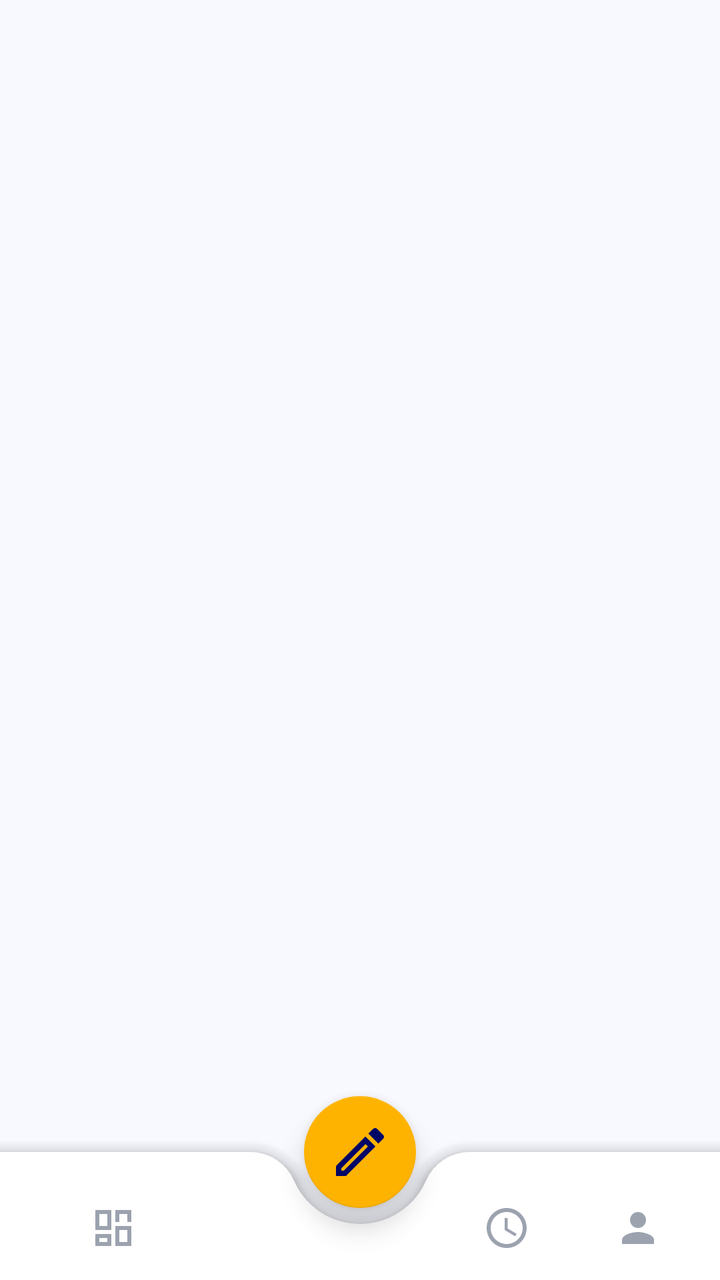
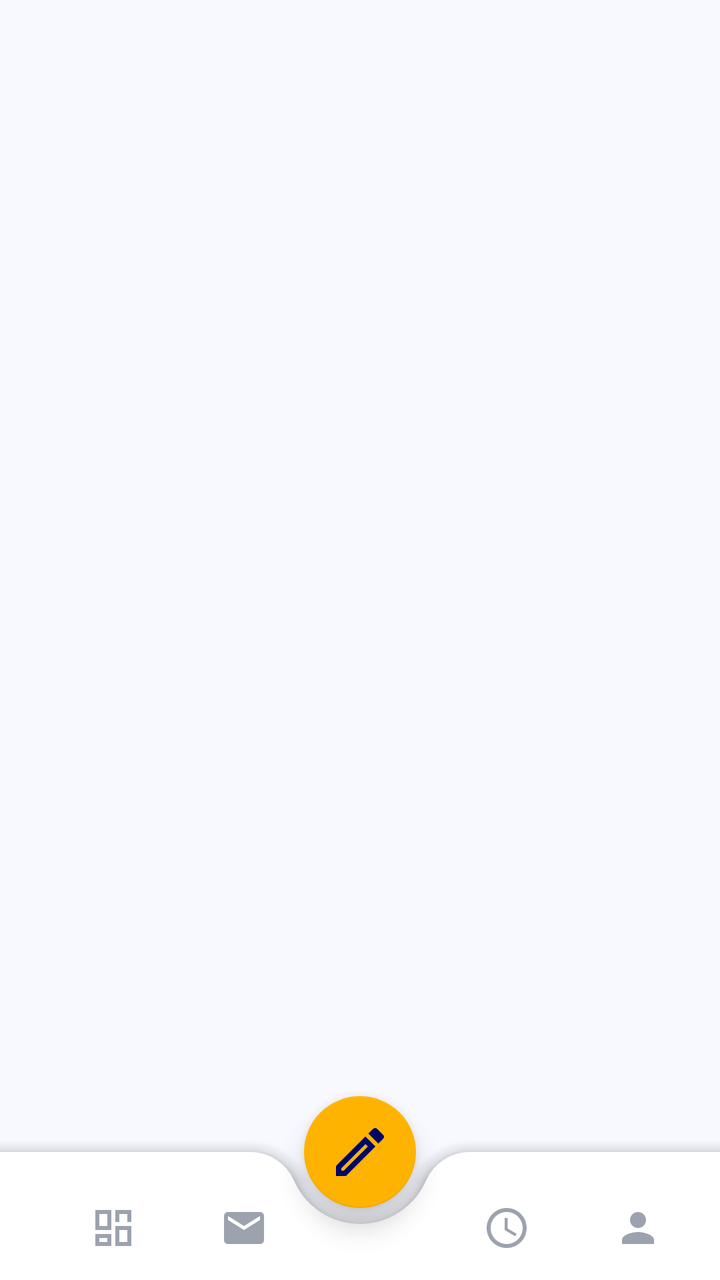

Screens rendered from an Android XML layout before and after an edit, with the pre-edit source and the edit as a unified diff.
<!-- AndroidManifest.xml: application theme Theme.JavaTraining -->
<!-- res/layout/activity_main.xml -->
<?xml version="1.0" encoding="utf-8"?>
<androidx.coordinatorlayout.widget.CoordinatorLayout xmlns:android="http://schemas.android.com/apk/res/android"
    xmlns:app="http://schemas.android.com/apk/res-auto"
    android:layout_width="match_parent"
    android:layout_height="match_parent"
    android:background="@color/ent_background">

    <FrameLayout
        android:id="@+id/fragment_container"
        android:layout_width="match_parent"
        android:layout_height="match_parent" />

    <com.google.android.material.bottomappbar.BottomAppBar
        android:id="@+id/bottomAppBar"
        android:layout_width="match_parent"
        android:layout_height="64dp"
        android:layout_gravity="bottom"
        app:backgroundTint="@color/ent_surface"
        app:fabCradleMargin="8dp"
        app:fabCradleRoundedCornerRadius="24dp"
        app:fabCradleVerticalOffset="0dp"
        app:elevation="12dp">

        <LinearLayout
            android:layout_width="match_parent"
            android:layout_height="match_parent"
            android:orientation="horizontal"
            android:paddingHorizontal="8dp"
            android:paddingTop="12dp"
            android:gravity="center_vertical">

            
            <RelativeLayout
                android:id="@+id/navDashboard"
                android:layout_width="0dp"
                android:layout_height="match_parent"
                android:layout_weight="1"
                android:clickable="true"
                android:focusable="true"
                android:background="?attr/selectableItemBackgroundBorderless">
                <ImageView
                    android:id="@+id/iconDashboard"
                    android:layout_width="24dp"
                    android:layout_height="24dp"
                    android:layout_centerInParent="true"
                    android:src="@drawable/ic_nav_dashboard" />
                <View
                    android:id="@+id/dotDashboard"
                    android:layout_width="4dp"
                    android:layout_height="4dp"
                    android:layout_below="@id/iconDashboard"
                    android:layout_centerHorizontal="true"
                    android:layout_marginTop="4dp"
                    android:background="@drawable/bg_nav_dot"
                    android:visibility="invisible" />
            </RelativeLayout>

            
            <RelativeLayout
                android:id="@+id/navQuickIzin"
                android:layout_width="0dp"
                android:layout_height="match_parent"
                android:layout_weight="1"
                android:clickable="true"
                android:focusable="true"
                android:background="?attr/selectableItemBackgroundBorderless">
                <ImageView
                    android:id="@+id/iconQuickIzin"
                    android:layout_width="24dp"
                    android:layout_height="24dp"
                    android:layout_centerInParent="true"
                    android:src="@drawable/ic_calendar" />
                <View
                    android:id="@+id/dotQuickIzin"
                    android:layout_width="4dp"
                    android:layout_height="4dp"
                    android:layout_below="@id/iconQuickIzin"
                    android:layout_centerHorizontal="true"
                    android:layout_marginTop="4dp"
                    android:background="@drawable/bg_nav_dot"
                    android:visibility="invisible" />
            </RelativeLayout>

            
            <View
                android:layout_width="0dp"
                android:layout_height="0dp"
                android:layout_weight="1" />

            
            <RelativeLayout
                android:id="@+id/navHistory"
                android:layout_width="0dp"
                android:layout_height="match_parent"
                android:layout_weight="1"
                android:clickable="true"
                android:focusable="true"
                android:background="?attr/selectableItemBackgroundBorderless">
                <ImageView
                    android:id="@+id/iconHistory"
                    android:layout_width="24dp"
                    android:layout_height="24dp"
                    android:layout_centerInParent="true"
                    android:src="@drawable/ic_nav_history" />
                <View
                    android:id="@+id/dotHistory"
                    android:layout_width="4dp"
                    android:layout_height="4dp"
                    android:layout_below="@id/iconHistory"
                    android:layout_centerHorizontal="true"
                    android:layout_marginTop="4dp"
                    android:background="@drawable/bg_nav_dot"
                    android:visibility="invisible" />
            </RelativeLayout>

            
            <RelativeLayout
                android:id="@+id/navProfile"
                android:layout_width="0dp"
                android:layout_height="match_parent"
                android:layout_weight="1"
                android:clickable="true"
                android:focusable="true"
                android:background="?attr/selectableItemBackgroundBorderless">
                <ImageView
                    android:id="@+id/iconProfile"
                    android:layout_width="24dp"
                    android:layout_height="24dp"
                    android:layout_centerInParent="true"
                    android:src="@drawable/ic_nav_profile" />
                <View
                    android:id="@+id/dotProfile"
                    android:layout_width="4dp"
                    android:layout_height="4dp"
                    android:layout_below="@id/iconProfile"
                    android:layout_centerHorizontal="true"
                    android:layout_marginTop="4dp"
                    android:background="@drawable/bg_nav_dot"
                    android:visibility="invisible" />
            </RelativeLayout>

        </LinearLayout>
    </com.google.android.material.bottomappbar.BottomAppBar>

    <com.google.android.material.floatingactionbutton.FloatingActionButton
        android:id="@+id/fabManual"
        android:layout_width="wrap_content"
        android:layout_height="wrap_content"
        android:src="@drawable/ic_nav_manual"
        app:backgroundTint="@color/ent_secondary"
        app:tint="@color/ent_primary"
        app:layout_anchor="@id/bottomAppBar"
        app:fabCustomSize="56dp"
        app:maxImageSize="32dp"
        app:elevation="8dp" />

</androidx.coordinatorlayout.widget.CoordinatorLayout>
<!-- resources referenced by this layout -->
<resources>
  <color name="ent_background">#F8F9FF</color>
  <color name="ent_primary">#000666</color>
  <color name="ent_secondary">#FEB300</color>
  <color name="ent_surface">#FFFFFF</color>
  <!-- drawable bg_nav_dot (drawable) -->
  <?xml version="1.0" encoding="utf-8"?>
  <shape xmlns:android="http://schemas.android.com/apk/res/android" android:shape="oval">
      <solid android:color="@color/dash_accent_orange" />
      <size android:width="4dp" android:height="4dp" />
  </shape>
  <!-- drawable ic_calendar (drawable) -->
  <vector xmlns:android="http://schemas.android.com/apk/res/android"
      android:width="24dp"
      android:height="24dp"
      android:viewportWidth="24"
      android:viewportHeight="24">
    <path
        android:fillColor="@android:color/white"
        android:pathData="M20,3h-1V1h-2v2H7V1H5v2H4c-1.1,0 -2,0.9 -2,2v16c0,1.1 0.9,2 2,2h16c1.1,0 2,-0.9 2,-2V5c0,-1.1 -0.9,-2 -2,-2zM20,21H4V8h16v13z"/>
  </vector>
  <!-- drawable ic_nav_dashboard (drawable) -->
  <vector xmlns:android="http://schemas.android.com/apk/res/android"
      android:width="24dp"
      android:height="24dp"
      android:viewportWidth="24"
      android:viewportHeight="24">
    <path
        android:pathData="M3,13h8V3H3v10zM3,21h8v-6H3v6zM13,21h8V11h-8v10zM13,3v6h8V3h-8zM5,5h4v6H5V5zM15,13h4v6h-4v-6zM5,17h4v2H5v-2zM15,5h4v4h-4V5z"
        android:fillColor="@color/nav_inactive_gray"/>
  </vector>
  <!-- drawable ic_nav_history (drawable) -->
  <vector xmlns:android="http://schemas.android.com/apk/res/android"
      android:width="24dp"
      android:height="24dp"
      android:viewportWidth="24"
      android:viewportHeight="24">
    <path
        android:pathData="M11.99,2C6.47,2 2,6.48 2,12s4.47,10 9.99,10C17.52,22 22,17.52 22,12S17.52,2 11.99,2zM12,20c-4.42,0 -8,-3.58 -8,-8s3.58,-8 8,-8 8,3.58 8,8 -3.58,8 -8,8z"
        android:fillColor="@color/nav_inactive_gray"/>
    <path
        android:pathData="M12.5,7H11v6l5.25,3.15 0.75,-1.23 -4.5,-2.67z"
        android:fillColor="@color/nav_inactive_gray"/>
  </vector>
  <!-- drawable ic_nav_manual (drawable) -->
  <vector xmlns:android="http://schemas.android.com/apk/res/android"
      android:width="24dp"
      android:height="24dp"
      android:viewportWidth="24"
      android:viewportHeight="24">
    <path
        android:pathData="M14.06,9.02l0.92,0.92L5.92,19H5v-0.92l9.06,-9.06M17.66,3c-0.25,0 -0.51,0.1 -0.7,0.29l-1.83,1.83 3.75,3.75 1.83,-1.83c0.39,-0.39 0.39,-1.02 0,-1.41l-2.34,-2.34c-0.2,-0.2 -0.45,-0.29 -0.71,-0.29zm-3.6,3.19L3,17.25V21h3.75L17.81,9.94l-3.75,-3.75z"
        android:fillColor="@color/nav_inactive_gray"/>
  </vector>
  <!-- drawable ic_nav_profile (drawable) -->
  <vector xmlns:android="http://schemas.android.com/apk/res/android"
      android:width="24dp"
      android:height="24dp"
      android:viewportWidth="24"
      android:viewportHeight="24">
    <path
        android:pathData="M12,12c2.21,0 4,-1.79 4,-4s-1.79,-4 -4,-4 -4,1.79 -4,4 1.79,4 4,4zm0,2c-2.67,0 -8,1.34 -8,4v2h16v-2c0,-2.66 -5.33,-4 -8,-4z"
        android:fillColor="@color/nav_inactive_gray"/>
  </vector>
  <color name="dash_accent_orange">#F4A912</color>
  <color name="nav_inactive_gray">#9CA3AF</color>
  <color name="colorPrimary">#1A2D72</color>
  <color name="colorPrimaryDark">#141A4C</color>
  <color name="textWhite">#FFFFFF</color>
  <color name="colorAccent">#F4A912</color>
  <color name="backgroundLight">#1A2D72</color>
  <color name="cardBackground">#283C90</color>
  <color name="textPrimary">#FFFFFF</color>
  <!-- unchanged entries left out for length: 1 -->
</resources>

<!-- the commit's change to res/layout/activity_main.xml (unified diff, before → after) -->
@@ -69,7 +69,7 @@
                     android:layout_width="24dp"
                     android:layout_height="24dp"
                     android:layout_centerInParent="true"
-                    android:src="@drawable/ic_calendar" />
+                    android:src="@drawable/ic_email_outline" />
                 <View
                     android:id="@+id/dotQuickIzin"
                     android:layout_width="4dp"
<!-- resource entries referenced after the edit -->
@@ -10,15 +10,14 @@
       <solid android:color="@color/dash_accent_orange" />
       <size android:width="4dp" android:height="4dp" />
   </shape>
-  <!-- drawable ic_calendar (drawable) -->
+  <!-- drawable ic_email_outline (drawable) -->
   <vector xmlns:android="http://schemas.android.com/apk/res/android"
       android:width="24dp"
       android:height="24dp"
       android:viewportWidth="24"
-      android:viewportHeight="24">
-    <path
-        android:fillColor="@android:color/white"
-        android:pathData="M20,3h-1V1h-2v2H7V1H5v2H4c-1.1,0 -2,0.9 -2,2v16c0,1.1 0.9,2 2,2h16c1.1,0 2,-0.9 2,-2V5c0,-1.1 -0.9,-2 -2,-2zM20,21H4V8h16v13z"/>
+      android:viewportHeight="24"
+      android:tint="#9CA3AF">
+    <path android:fillColor="@android:color/white" android:pathData="M20,4H4c-1.1,0 -1.99,0.9 -1.99,2L2,18c0,1.1 0.9,2 2,2h16c1.1,0 2,-0.9 2,-2V6c0,-1.1 -0.9,-2 -2,-2zm0,4l-8,5 -8,-5V6l8,5 8,-5v2z"/>
   </vector>
   <!-- drawable ic_nav_dashboard (drawable) -->
   <vector xmlns:android="http://schemas.android.com/apk/res/android"
